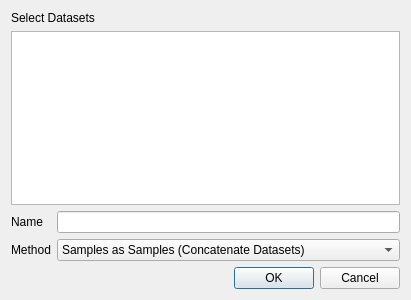
Before: the Qt Designer form metadatasetdialog.ui in VespucciProject/Vespucci, drawn with Qt 5.
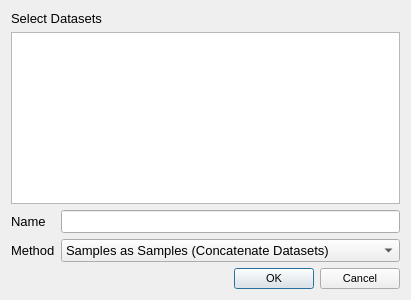
After: the same form once the commit is applied.

Commit message: UI enhancements (larger dialogs with larger font (10 pt instead of 8 pt), plot preview interactions (mouse wheel zoom, drag), simplification of forms). Implementation of composite datasets through MetaDataset and MetaDatasetDialog.

Diff of the .ui file:
```diff
--- a/metadatasetdialog.ui
+++ b/metadatasetdialog.ui
@@ -10,6 +10,11 @@
     <height>300</height>
    </rect>
   </property>
+  <property name="font">
+   <font>
+    <pointsize>10</pointsize>
+   </font>
+  </property>
   <property name="windowTitle">
    <string>Dialog</string>
   </property>
@@ -61,6 +66,11 @@
    </item>
    <item row="3" column="0">
     <widget class="QDialogButtonBox" name="buttonBox">
+     <property name="font">
+      <font>
+       <pointsize>8</pointsize>
+      </font>
+     </property>
      <property name="orientation">
       <enum>Qt::Horizontal</enum>
      </property>
```
Left out of the diff: 4 changed lines with no effect on the pictures. The commit also changes 36 other files.
